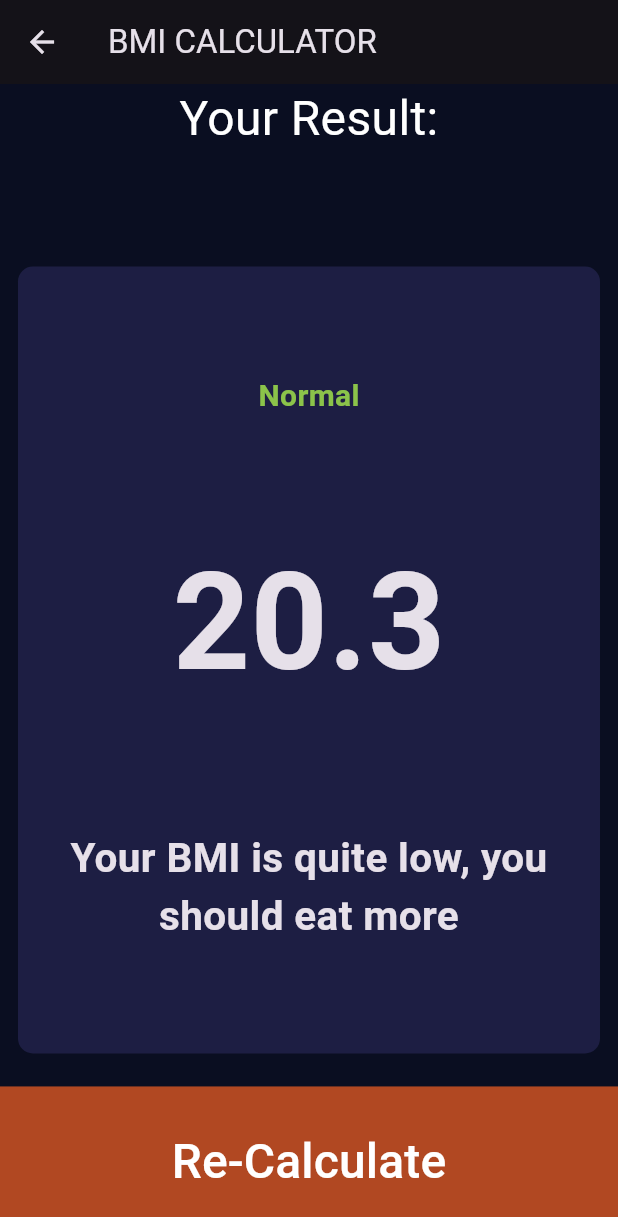
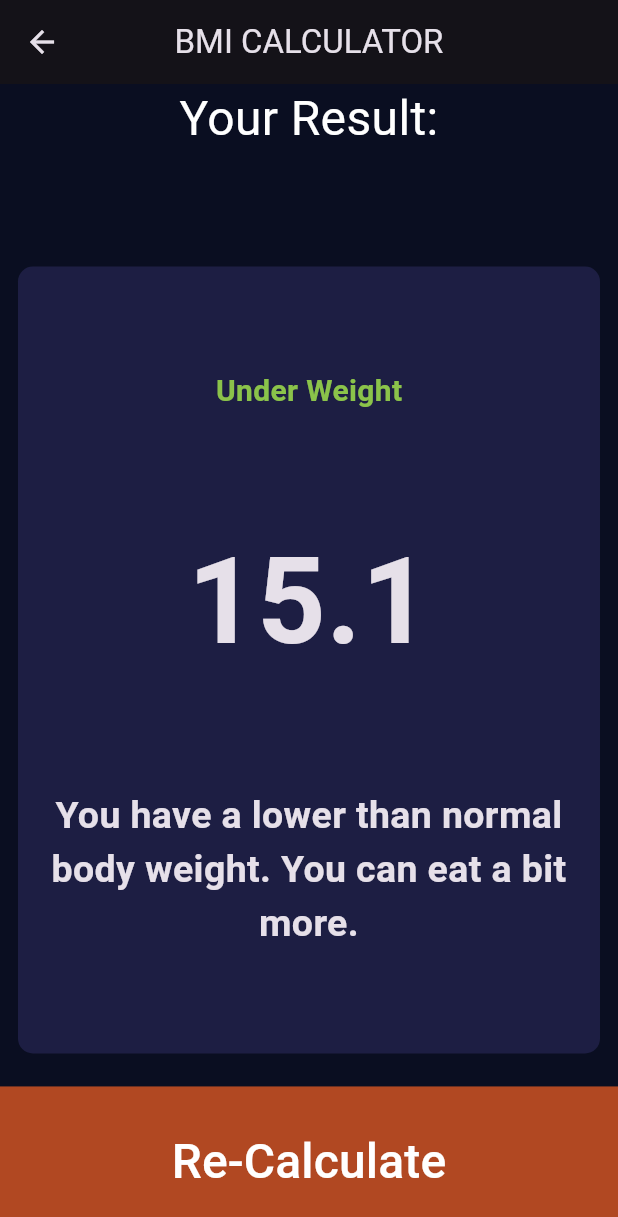
Before and after one commit to rokayaraka/BMI-Calculator, a Flutter app: the screen it shows after launch, item 2 of the bottom bar chosen, after a tap on "Calculate", on a phone screen of 412 x 824 dp. Shown: the top 1217 px of the screen. Run offline on Flutter 3.47's test engine with Material 3 defaults, Android fonts, the phone set to English and light mode, and no system bars; our stand-ins replace font_awesome_flutter.

Commit message:
add bmi calculation

```diff
--- /dev/null
+++ b/lib/calculating_bmi.dart
@@ -0,0 +1,42 @@
+import 'dart:math';
+
+class CalculatorBrain{
+  CalculatorBrain({ required this.height,required this.weight});
+  final int height;
+  final int weight;
+  late double _bmi;
+
+  String CalculateBMI(){
+     _bmi = weight/pow(height/100,2);
+    return _bmi.toStringAsFixed(1);
+
+  }
+String getResult(){
+
+  if(_bmi >=25.0){
+    return "overWeight";
+  }
+  else if(_bmi>18.5)
+  {
+    return "normal";
+  }
+  else{
+    return "Under Weight";
+  }
+}
+
+String getInterPretation(){
+
+   if(_bmi >=25){
+    return "You have a Higher than normal body weight. Try to exercise more.";
+  }
+  else if(_bmi>18.5)
+  {
+    return "You have a Normal Body weight. Good job!";
+  }
+  else{
+    return "You have a lower than normal body weight. You can eat a bit more.";
+  }
+}
+
+}
--- a/lib/constant.dart
+++ b/lib/constant.dart
@@ -27,13 +27,13 @@ const kResultTextStyle = TextStyle(
 );
 
 const kBMITextStyle = TextStyle(
-  fontSize: 90.0,
+  fontSize: 80.0,
   fontWeight: FontWeight.bold,
 );
 
 
 
 const kBodyTextStyle = TextStyle(
-  fontSize: 27.0,
+  fontSize: 25.0,
   fontWeight: FontWeight.bold,
 );
--- a/lib/screens/input_page.dart
+++ b/lib/screens/input_page.dart
@@ -1,3 +1,4 @@
+import 'package:bmi_calculator/calculating_bmi.dart';
 import 'package:flutter/material.dart';
 import 'package:font_awesome_flutter/font_awesome_flutter.dart';
 import '../constant.dart';
@@ -19,8 +20,8 @@ class InputPage extends StatefulWidget {
 class _InputPageState extends State<InputPage> {
   Gender? selectedgender;
   int height = 180;
-  int weight = 60;
-  int age = 15;
+  int weight = 50;
+  int age = 18;
 
   @override
   Widget build(BuildContext context) {
@@ -218,11 +219,20 @@ class _InputPageState extends State<InputPage> {
             height: bottomContainerheight,
             child: TextButton(
               onPressed: () {
+                CalculatorBrain calc = CalculatorBrain(
+                  height: height,
+                  weight: weight,
+                );
+
                 Navigator.push(
                   context,
                   MaterialPageRoute(
                     builder: (context) {
-                      return result();
+                      return result(
+                        bmiResult: calc.CalculateBMI(),
+                        resultText: calc.getResult(),
+                        interpitation: calc.getInterPretation(),
+                      );
                     },
                   ),
                 );
--- a/lib/screens/result_page.dart
+++ b/lib/screens/result_page.dart
@@ -4,15 +4,22 @@ import 'package:bmi_calculator/components/reusable_card.dart';
 import 'package:flutter/material.dart';
 
 class result extends StatelessWidget {
+  result({
+    required this.bmiResult,
+    required this.resultText,
+    required this.interpitation,
+  });
+  final String bmiResult;
+  final String resultText;
+  final String interpitation;
   @override
   Widget build(BuildContext context) {
     return Scaffold(
       appBar: AppBar(
         title: Text(
-
           "BMI CALCULATOR",
-          textAlign: TextAlign.center,
         ),
+        centerTitle: true,
       ),
       body: Column(
         mainAxisAlignment: MainAxisAlignment.spaceEvenly,
@@ -36,15 +43,15 @@ class result extends StatelessWidget {
                 crossAxisAlignment: CrossAxisAlignment.center,
                 children: [
                   Text(
-                    'Normal',
+                    resultText,
                     style: kResultTextStyle,
                   ),
                   Text(
-                    "20.3",
+                    bmiResult.toUpperCase(),
                     style: kBMITextStyle,
                   ),
                   Text(
-                    'Your BMI is quite low, you should eat more',
+                    interpitation,
                     textAlign: TextAlign.center,
                     style: kBodyTextStyle,
                   ),
@@ -60,9 +67,14 @@ class result extends StatelessWidget {
               height: bottomContainerheight,
               child: TextButton(
                 onPressed: () {
-                  Navigator.push(context, MaterialPageRoute(builder: (context) {
-                    return InputPage();
-                  }));
+                  Navigator.push(
+                    context,
+                    MaterialPageRoute(
+                      builder: (context) {
+                        return InputPage();
+                      },
+                    ),
+                  );
                 },
                 child: Text(
                   'Re-Calculate',
```
